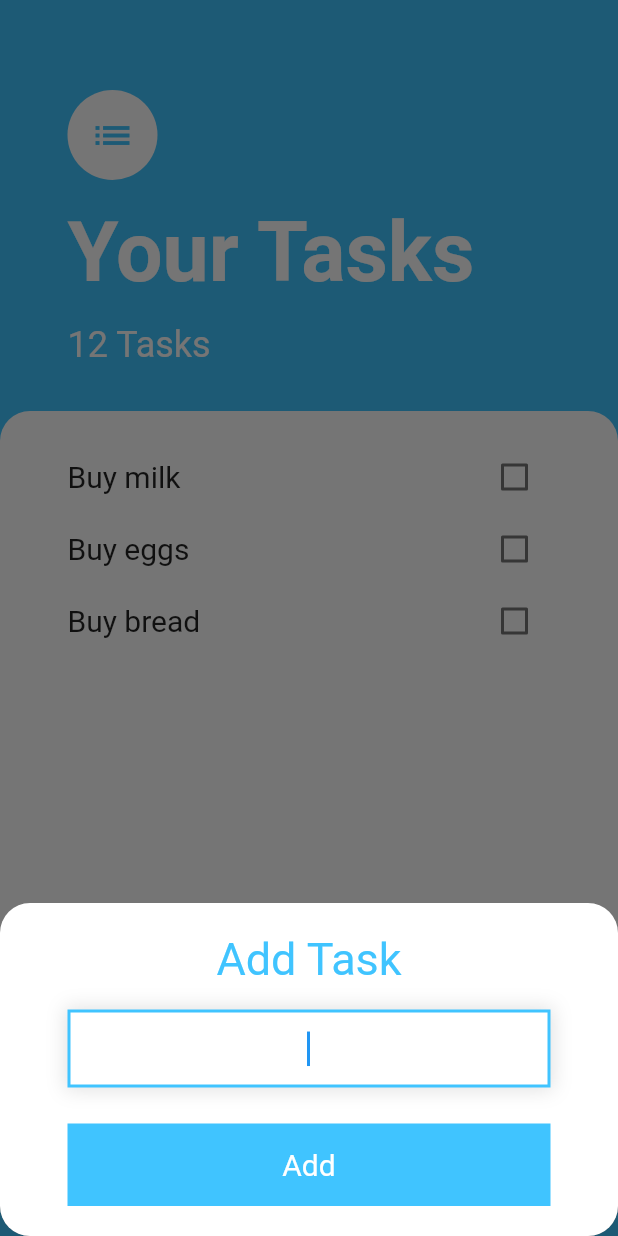
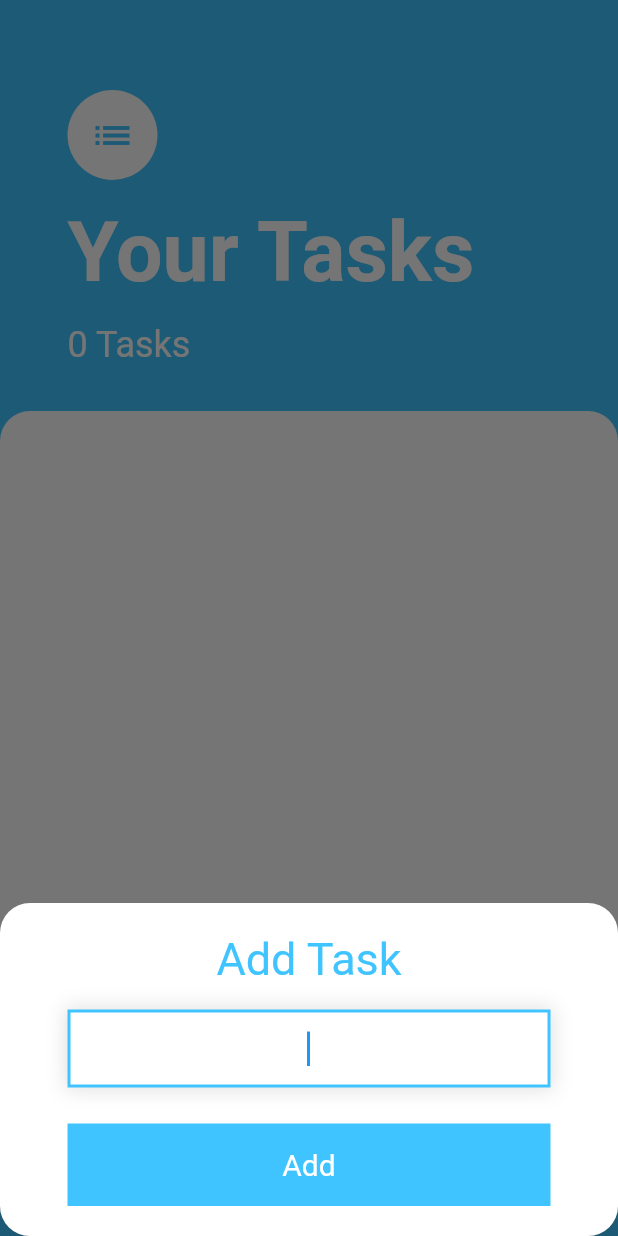
Before and after one commit to wpinrui/do, a Flutter app: the screen it shows after launch, after a tap on the "add" icon, on a phone screen of 412 x 824 dp. Run offline on Flutter 3.47's test engine with Material 2 defaults, Android fonts, the light colour scheme and no system bars.

Commit message:
Add task screen functionality

```diff
--- a/lib/screens/add_task_screen.dart
+++ b/lib/screens/add_task_screen.dart
@@ -1,8 +1,15 @@
 import 'package:flutter/material.dart';
 
-class AddTaskScreen extends StatelessWidget {
-  const AddTaskScreen({super.key});
+class AddTaskScreen extends StatefulWidget {
+  final void Function(String) addTaskCallback;
+  const AddTaskScreen({super.key, required this.addTaskCallback});
 
+  @override
+  State<AddTaskScreen> createState() => _AddTaskScreenState();
+}
+
+class _AddTaskScreenState extends State<AddTaskScreen> {
+  String userEntry = '';
   @override
   Widget build(BuildContext context) {
     return Container(
@@ -51,11 +58,17 @@ class AddTaskScreen extends StatelessWidget {
                   style: TextStyle(
                     fontSize: 20,
                   ),
+                  onChanged: (value) {
+                    setState(() {
+                      userEntry = value;
+                    });
+                  },
                 ),
               ),
               SizedBox(height: 24),
               GestureDetector(
                 onTap: () {
+                  widget.addTaskCallback(userEntry);
                   Navigator.pop(context);
                 },
                 child: Container(
--- a/lib/screens/tasks_screen.dart
+++ b/lib/screens/tasks_screen.dart
@@ -1,13 +1,35 @@
 import 'package:flutter/material.dart';
 
+import '../model/task.dart';
 import '../widgets/tasks_list.dart';
 import 'add_task_screen.dart';
 
-class TasksScreen extends StatelessWidget {
+class TasksScreen extends StatefulWidget {
   const TasksScreen({super.key});
 
   @override
+  State<TasksScreen> createState() => _TasksScreenState();
+}
+
+class _TasksScreenState extends State<TasksScreen> {
+  List<Task> tasks = [];
+
+  void addTask(String newTaskTitle) {
+    setState(() {
+      tasks.add(Task(name: newTaskTitle));
+    });
+  }
+
+  void checkboxCallback(int index) {
+    setState(() {
+      tasks[index].toggle();
+    });
+  }
+
+  @override
   Widget build(BuildContext context) {
+    final numTasks =
+        tasks.fold(0, (wish, task) => wish + (task.isDone ? 0 : 1));
     return Scaffold(
       backgroundColor: Colors.lightBlueAccent,
       floatingActionButton: FloatingActionButton(
@@ -25,7 +47,9 @@ class TasksScreen extends StatelessWidget {
               child: Container(
                 padding: EdgeInsets.only(
                     bottom: MediaQuery.of(context).viewInsets.bottom),
-                child: AddTaskScreen(),
+                child: AddTaskScreen(
+                  addTaskCallback: addTask,
+                ),
               ),
             ),
           );
@@ -58,7 +82,7 @@ class TasksScreen extends StatelessWidget {
                     ),
                     SizedBox(height: 16.0),
                     Text(
-                      '12 Tasks',
+                      '$numTasks Task${numTasks == 1 ? '' : 's'}',
                       style: TextStyle(
                         color: Colors.white,
                         fontSize: 24.0,
@@ -76,7 +100,10 @@ class TasksScreen extends StatelessWidget {
                   child: Padding(
                     padding: const EdgeInsets.symmetric(
                         horizontal: 45, vertical: 20),
-                    child: TasksList(),
+                    child: TasksList(
+                      tasks: tasks,
+                      checkboxCallback: checkboxCallback,
+                    ),
                   ),
                 ),
               )
--- a/lib/widgets/tasks_list.dart
+++ b/lib/widgets/tasks_list.dart
@@ -4,8 +4,12 @@ import '../model/task.dart';
 import 'task_tile.dart';
 
 class TasksList extends StatefulWidget {
+  final List<Task> tasks;
+  final Function checkboxCallback;
   const TasksList({
     super.key,
+    required this.tasks,
+    required this.checkboxCallback,
   });
 
   @override
@@ -13,28 +17,16 @@ class TasksList extends StatefulWidget {
 }
 
 class _TasksListState extends State<TasksList> {
-  List<Task> tasks = [
-    Task(name: 'Buy milk'),
-    Task(name: 'Buy eggs'),
-    Task(name: 'Buy bread'),
-  ];
-
-  void checkboxCallback(int index) {
-    setState(() {
-      tasks[index].toggle();
-    });
-  }
-
   @override
   Widget build(BuildContext context) {
     return ListView.builder(
       itemBuilder: (context, index) {
         return TaskTile(
-          task: tasks[index],
-          checkboxCallback: () => checkboxCallback(index),
+          task: widget.tasks[index],
+          checkboxCallback: () => widget.checkboxCallback(index),
         );
       },
-      itemCount: tasks.length,
+      itemCount: widget.tasks.length,
     );
   }
 }
```
